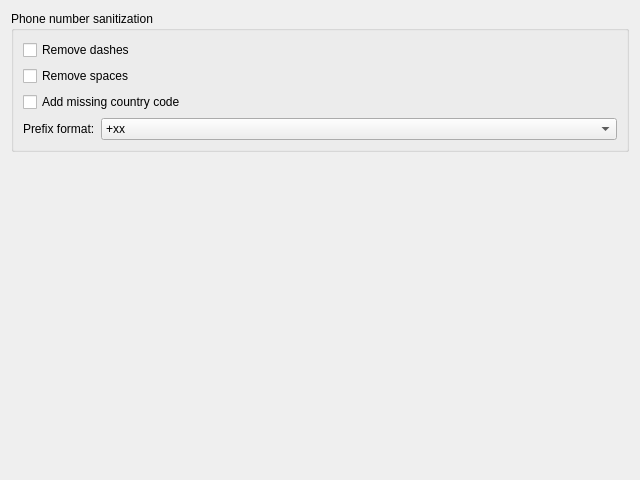
Qt form widgets/settingspages/ordersettingspage.ui (arturo182/lectronizer) before a commit.
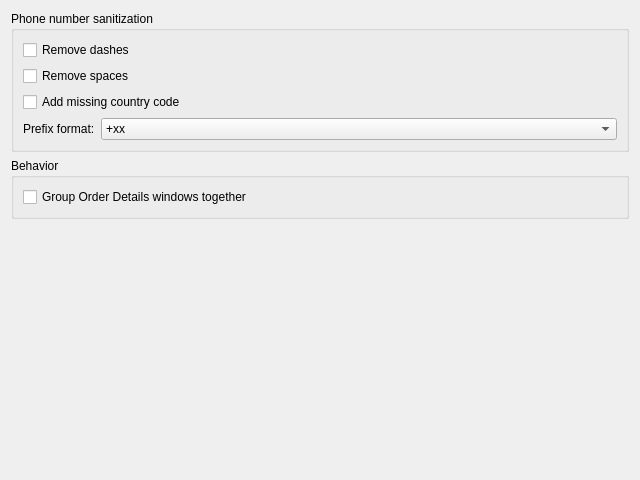
The same form after that commit.

Commit message: Add an option to group Order Details windows

```diff
--- a/widgets/settingspages/ordersettingspage.ui
+++ b/widgets/settingspages/ordersettingspage.ui
@@ -65,6 +65,22 @@
      </layout>
     </widget>
    </item>
+   <item>
+    <widget class="QGroupBox" name="behaviorGroupBox">
+     <property name="title">
+      <string>Behavior</string>
+     </property>
+     <layout class="QVBoxLayout" name="verticalLayout">
+      <item>
+       <widget class="QCheckBox" name="groupOrderDetailWindowsCheckBox">
+        <property name="text">
+         <string>Group Order Details windows together</string>
+        </property>
+       </widget>
+      </item>
+     </layout>
+    </widget>
+   </item>
    <item>
     <spacer name="verticalSpacer">
      <property name="orientation">
```
The commit also changes 10 other files.
